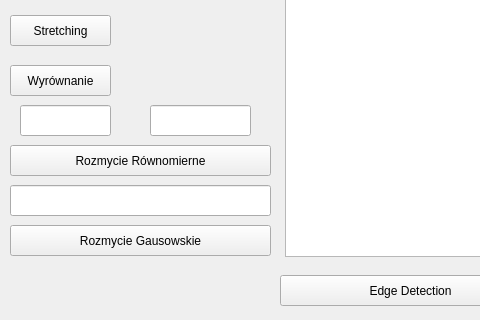
This is mainwindowqt.ui in rozman123/MyImageProccesingApp as Qt 5 draws it before an edit; both pictures show x 0 to 480 and y 205 to 525 of the 1231 by 619 pixel window. The edited form follows.
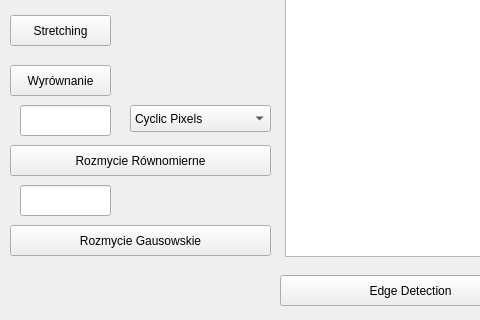
This is the edited form.

Commit message: Last Working version, turned Out of Boundry pixel option to int a List Menu

What changed in the file:
```diff
--- a/mainwindowqt.ui
+++ b/mainwindowqt.ui
@@ -174,19 +174,6 @@
      </rect>
     </property>
    </widget>
-   <widget class="QLineEdit" name="optionOfFillingpixelsOutOfImage">
-    <property name="geometry">
-     <rect>
-      <x>150</x>
-      <y>310</y>
-      <width>101</width>
-      <height>31</height>
-     </rect>
-    </property>
-    <property name="text">
-     <string/>
-    </property>
-   </widget>
    <widget class="QPushButton" name="rozmycieGausowskie">
     <property name="geometry">
      <rect>
@@ -203,9 +190,9 @@
    <widget class="QLineEdit" name="sigma">
     <property name="geometry">
      <rect>
-      <x>10</x>
+      <x>20</x>
       <y>390</y>
-      <width>261</width>
+      <width>91</width>
       <height>31</height>
      </rect>
     </property>
@@ -265,7 +252,32 @@
     </item>
     <item>
      <property name="text">
-      <string>Lapsjan</string>
+      <string>Laplasjan</string>
+     </property>
+    </item>
+   </widget>
+   <widget class="QComboBox" name="optionOfFillingpixelsOutOfImage">
+    <property name="geometry">
+     <rect>
+      <x>130</x>
+      <y>310</y>
+      <width>141</width>
+      <height>27</height>
+     </rect>
+    </property>
+    <item>
+     <property name="text">
+      <string>Cyclic Pixels</string>
+     </property>
+    </item>
+    <item>
+     <property name="text">
+      <string>Black Pixels</string>
+     </property>
+    </item>
+    <item>
+     <property name="text">
+      <string>Border Pixels</string>
      </property>
     </item>
    </widget>
```
The commit also changes 6 other files.
